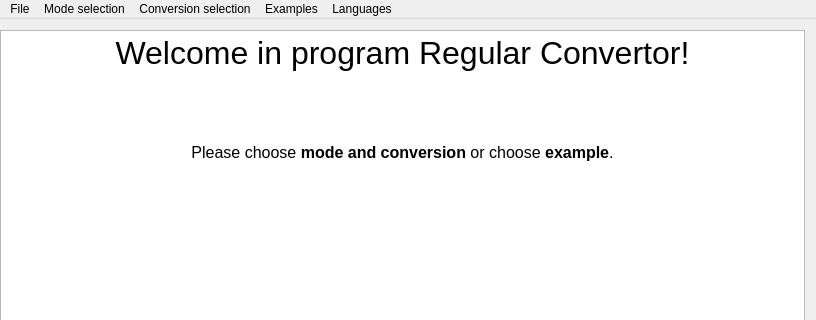
navrkald/regularConvertor, file src/mainwindow.ui: the form before one commit; both pictures show x 0 to 816 and y 0 to 320 of the 816 by 521 pixel window.
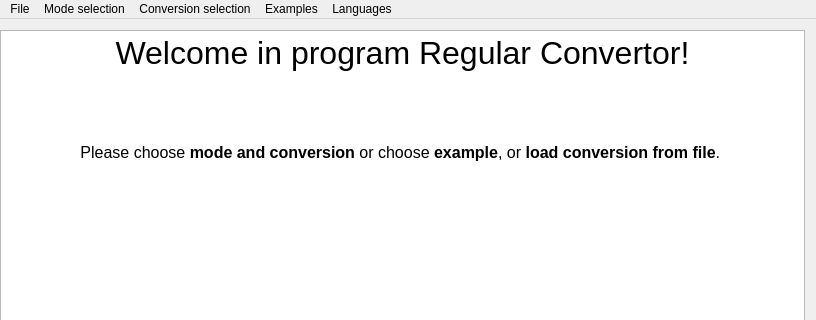
The form after the commit. Icons and pictures are not drawn. Custom widgets are drawn as their Qt base class.

Commit message: Make each widget in cfgtopdawidget widget colapsible.

Diff of the .ui file:
```diff
--- a/src/mainwindow.ui
+++ b/src/mainwindow.ui
@@ -35,7 +35,7 @@
 &lt;p align=&quot;center&quot; style=&quot;-qt-paragraph-type:empty; margin-top:0px; margin-bottom:0px; margin-left:0px; margin-right:0px; -qt-block-indent:0; text-indent:0px; font-family:'Sans Serif'; font-size:24pt;&quot;&gt;&lt;br /&gt;&lt;/p&gt;
 &lt;p style=&quot;-qt-paragraph-type:empty; margin-top:0px; margin-bottom:0px; margin-left:0px; margin-right:0px; -qt-block-indent:0; text-indent:0px; font-family:'Sans Serif'; font-size:12pt;&quot;&gt;&lt;br /&gt;&lt;/p&gt;
 &lt;p style=&quot;-qt-paragraph-type:empty; margin-top:0px; margin-bottom:0px; margin-left:0px; margin-right:0px; -qt-block-indent:0; text-indent:0px; font-family:'Sans Serif'; font-size:10pt;&quot;&gt;&lt;br /&gt;&lt;/p&gt;
-&lt;p align=&quot;center&quot; style=&quot; margin-top:0px; margin-bottom:0px; margin-left:0px; margin-right:0px; -qt-block-indent:0; text-indent:0px;&quot;&gt;&lt;span style=&quot; font-family:'Sans Serif'; font-size:12pt;&quot;&gt;Please choose &lt;/span&gt;&lt;span style=&quot; font-family:'Sans Serif'; font-size:12pt; font-weight:600;&quot;&gt;mode and conversion&lt;/span&gt;&lt;span style=&quot; font-family:'Sans Serif'; font-size:12pt;&quot;&gt; or choose &lt;/span&gt;&lt;span style=&quot; font-family:'Sans Serif'; font-size:12pt; font-weight:600;&quot;&gt;example&lt;/span&gt;&lt;span style=&quot; font-family:'Sans Serif'; font-size:12pt;&quot;&gt;.&lt;/span&gt;&lt;/p&gt;&lt;/body&gt;&lt;/html&gt;</string>
+&lt;p align=&quot;center&quot; style=&quot; margin-top:0px; margin-bottom:0px; margin-left:0px; margin-right:0px; -qt-block-indent:0; text-indent:0px;&quot;&gt;&lt;span style=&quot; font-family:'Sans Serif'; font-size:12pt;&quot;&gt;Please choose &lt;/span&gt;&lt;span style=&quot; font-family:'Sans Serif'; font-size:12pt; font-weight:600;&quot;&gt;mode and conversion&lt;/span&gt;&lt;span style=&quot; font-family:'Sans Serif'; font-size:12pt;&quot;&gt; or choose &lt;/span&gt;&lt;span style=&quot; font-family:'Sans Serif'; font-size:12pt; font-weight:600;&quot;&gt;example&lt;/span&gt;&lt;span style=&quot; font-family:'Sans Serif'; font-size:12pt;&quot;&gt;, or &lt;/span&gt;&lt;span style=&quot; font-family:'Sans Serif'; font-size:12pt; font-weight:600;&quot;&gt;load conversion from file&lt;/span&gt;&lt;span style=&quot; font-family:'Sans Serif'; font-size:12pt;&quot;&gt;. &lt;/span&gt;&lt;/p&gt;&lt;/body&gt;&lt;/html&gt;</string>
       </property>
      </widget>
     </item>
```
Left out of the diff: 2 changed lines with no effect on the pictures. The commit also changes 3 other files.
